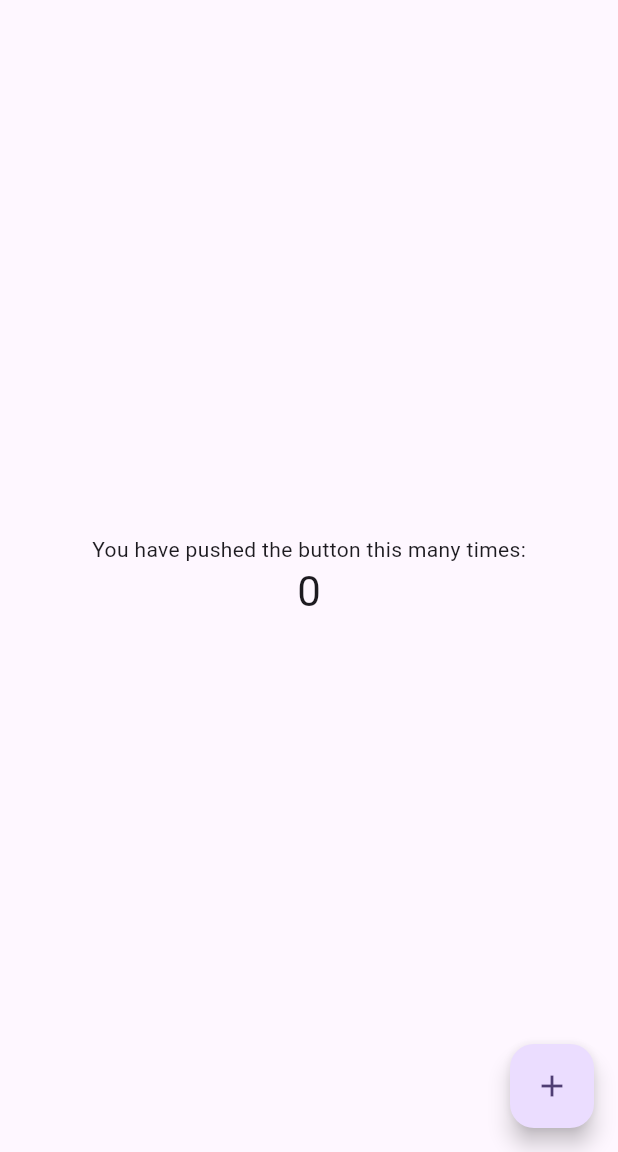
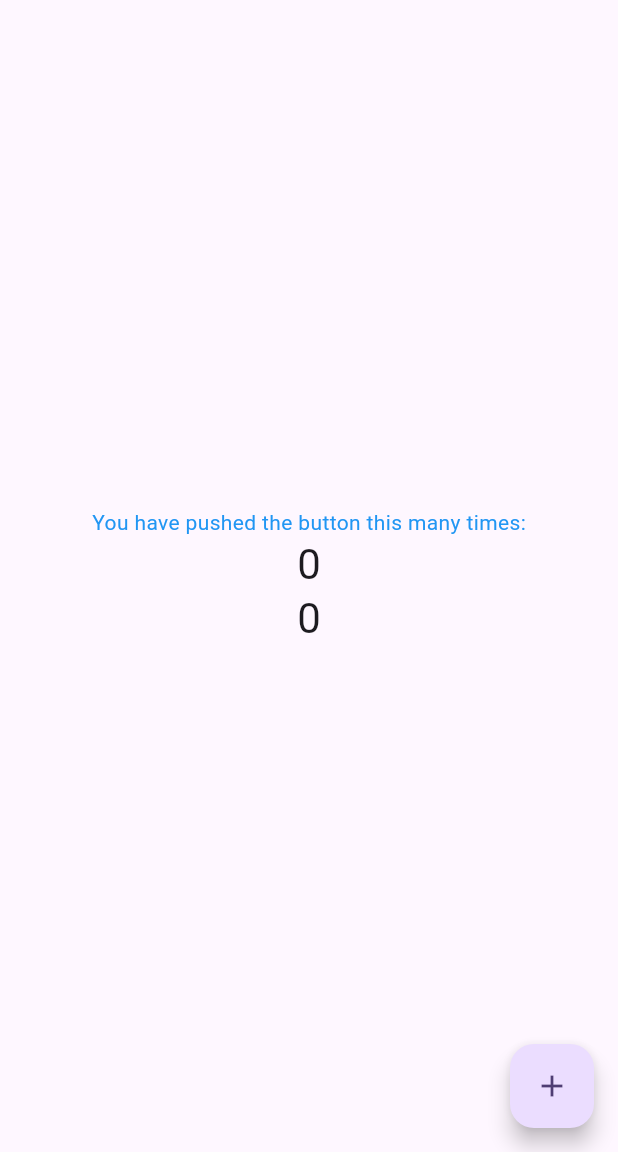
Before and after one commit to DhananjayaBandara/flutterApplication, a Flutter app: the screen it shows after launch, on a phone screen of 412 x 824 dp, the part 84-1236 px from its top. Run offline on Flutter 3.47's test engine with Material 3 defaults, Android fonts, the phone set to English and light mode, and no system bars.

Commit message:
Changing the text styles,adding new counter Flutter follows widget inside widget inside widget concept.

```diff
--- a/flutter_app/lib/main.dart
+++ b/flutter_app/lib/main.dart
@@ -104,7 +104,14 @@ class _MyHomePageState extends State<MyHomePage> {
           // wireframe for each widget.
           mainAxisAlignment: MainAxisAlignment.center,
           children: <Widget>[
-            const Text('You have pushed the button this many times:'),
+            const Text(
+              'You have pushed the button this many times:',
+              style: TextStyle(color: Colors.blue),
+            ),
+            Text(
+              '$_counter',
+              style: Theme.of(context).textTheme.headlineMedium,
+            ),
             Text(
               '$_counter',
               style: Theme.of(context).textTheme.headlineMedium,
```
